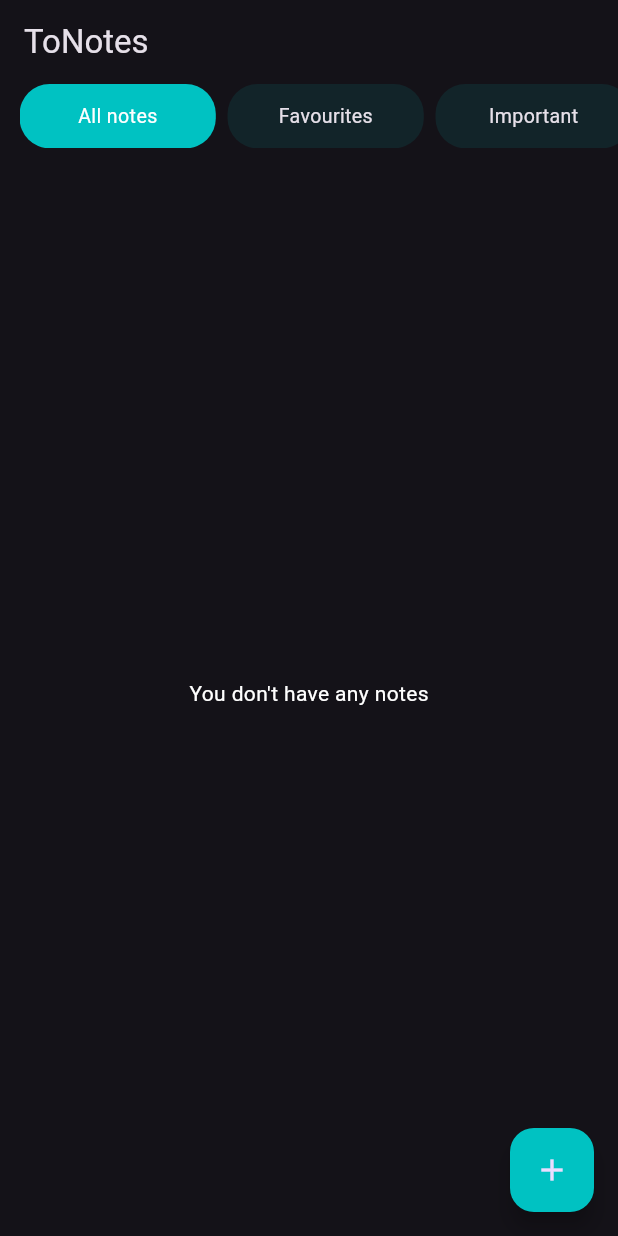
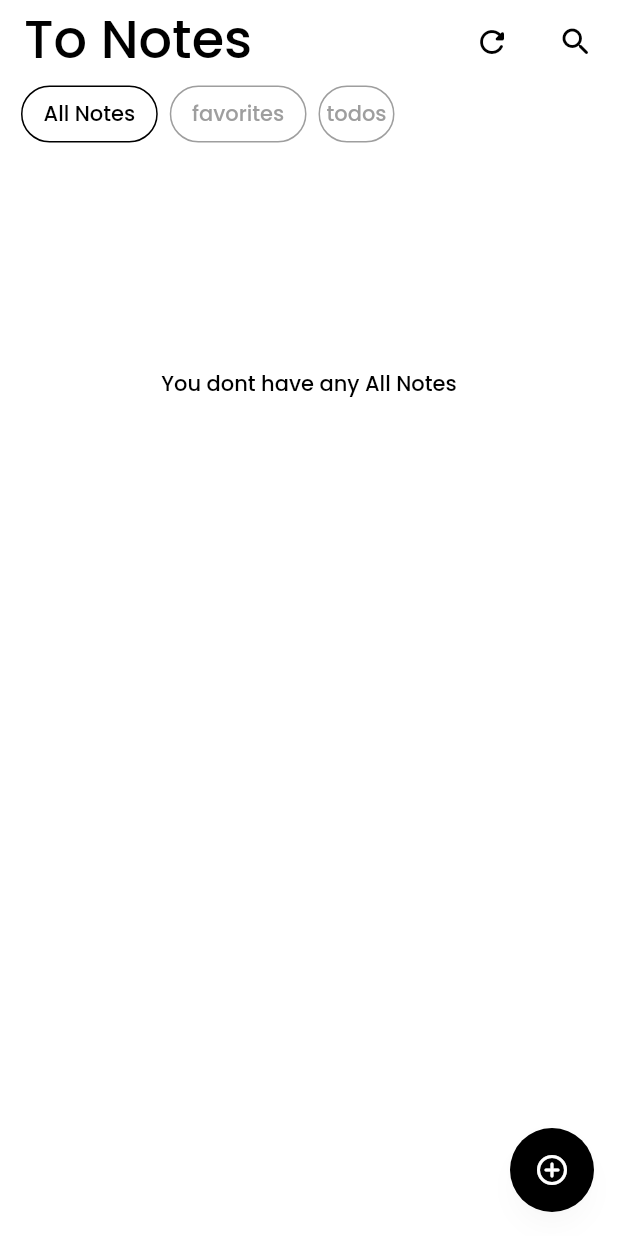
Before and after one commit to Najeer-k11/NoteApp, a Flutter app: the screen it shows after launch, on a phone screen of 412 x 824 dp. Run offline on Flutter 3.47's test engine with Material 2 defaults, Android fonts, the phone set to English and light mode, and no system bars; our stand-ins replace google_fonts, sqflite; accounts and stored records are empty.

Commit message:
new poppins text theme

```diff
--- a/lib/database/fncs.dart
+++ /dev/null
@@ -1,37 +0,0 @@
-
-import 'package:todos/database/notemodel.dart';
-
-import 'dbhelper.dart';
-import 'package:sqflite/sqflite.dart';
-
-class Functions{
-
-Future<void> insertDb(String title,String desc,String date,int col,int val) async{
-
-  Database db = await Databasehelper().database;
-
-  await db.rawInsert('''INSERT INTO tonotes(title,desc,createdat,color,isliked) VALUES (?,?,?,?,?)''',[title,desc,date,col,val]);
-
-}
-
-Future<List<NoteModel>> fetchnotes() async{
-  Database db = await Databasehelper().database;
-
-  var notes = await db.rawQuery('''SELECT * FROM tonotes ORDER BY id DESC''');
-
-  return notes.map((e) => NoteModel.fromJson(e)).toList();
-
-}
-
-Future<void> likeid(int ind,int isliked) async{
-  Database db = await Databasehelper().database;
-
-  await db.rawUpdate('''UPDATE tonotes SET isliked = ? WHERE id = ?''', [isliked,ind]);
-}
-
-Future<void> deleteItem(int idx) async{
-  Database db = await Databasehelper().database;
-
-  await db.rawDelete('''DELETE FROM tonotes WHERE id = ?''',[idx]);
-}
-}
--- a/lib/main.dart
+++ b/lib/main.dart
@@ -1,4 +1,4 @@
-import 'package:flutter_screenutil/flutter_screenutil.dart';
+
 import 'package:flutter/material.dart';
 import 'package:todos/screens/home.dart';
 import 'package:todos/themes/themes.dart';
@@ -13,17 +13,12 @@ class MainApp extends StatelessWidget {
 
   @override
   Widget build(BuildContext context) {
-    return ScreenUtilInit(
-     builder: (context, child) => MaterialApp(
-      home: HomePage(),
-      darkTheme: ThemeData.dark(useMaterial3: true),
-      theme: ThemeData.light(useMaterial3: true,),
-      themeMode: ThemeMode.dark,
-      debugShowCheckedModeBanner: false,
-      themeAnimationCurve: Curves.bounceInOut,
-      themeAnimationDuration: Duration(seconds: 1),
-     ),
-     designSize: const Size(315, 730),
+    return MaterialApp(
+     home: const HomePage(),
+     darkTheme: darkTheme,
+     theme: lightTheme,
+     themeMode: ThemeMode.system,
+     debugShowCheckedModeBanner: false,
     );
   }
 }
--- a/lib/screens/home.dart
+++ b/lib/screens/home.dart
@@ -1,11 +1,10 @@
-import 'package:flutter_screenutil/flutter_screenutil.dart';
-import 'package:flutter_svg/svg.dart';
-import 'package:todos/database/fncs.dart';
-import 'package:todos/database/notemodel.dart';
 import 'package:flutter/material.dart';
 import 'package:flutter/services.dart';
-import 'package:todos/screens/noteview.dart';
-import 'package:todos/themes/themes.dart';
+import 'package:google_fonts/google_fonts.dart';
+import 'package:todos/components/tile.dart';
+import 'package:todos/database/dbhelper.dart';
+import 'package:todos/database/notemodel.dart';
+import 'package:todos/screens/noteMaker.dart';
 
 class HomePage extends StatefulWidget {
   const HomePage({super.key});
@@ -15,40 +14,40 @@ class HomePage extends StatefulWidget {
 }
 
 class _HomePageState extends State<HomePage> {
-  int idx = 0;
-  List<NoteModel> notes = [];
-
-  List<String> tk = ['All notes', 'Favourites', 'Important'];
+  bool isloading = true;
+  int currentid = 0;
+  List<String> li = ['All Notes', 'favorites', 'todos'];
+  List<List<NoteModel>> notes = [[], [], []];
 
   @override
   void initState() {
+    if (isloading) {
+      initNotes();
+    }
     // TODO: implement initState
     super.initState();
-    notefetch();
   }
 
-  @override
-  void didChangeDependencies() {
-    // TODO: implement didChangeDependencies
-    super.didChangeDependencies();
-    notefetch();
-  }
 
-  void notefetch() async {
-    var data = await Functions().fetchnotes();
+
+  initNotes() async {
+    var dummy = await Databasehelper().fetchall();
+    var dum = await Databasehelper().favNotes();
     setState(() {
-      notes = data;
+      notes[0] = dummy.reversed.toList();
+      notes[1] = dum.reversed.toList();
+      isloading = false;
     });
   }
 
-  void upnote(int id, int isliked) async {
-    await Functions().likeid(id, isliked);
-    notefetch();
-  }
-
   void dtnote(int id) async {
-    await Functions().deleteItem(id);
-    notefetch();
+    Databasehelper().Delete(id);
+    ScaffoldMessenger.maybeOf(context)!.showSnackBar(
+      const SnackBar(
+        content: Text('Deleted Successfully'),
+      ),
+    );
+    initNotes();
   }
 
   @override
@@ -56,172 +55,135 @@ class _HomePageState extends State<HomePage> {
     return Scaffold(
       appBar: AppBar(
         elevation: 0,
+        backgroundColor: Colors.transparent,
+        title: Padding(
+              padding: const EdgeInsets.only(bottom: 4),
+              child: Text(
+                "To Notes",
+                style: Theme.of(context).textTheme.displayMedium,
+              ),
+            ),
+        actions: [
+          Padding(
+            padding: const EdgeInsets.symmetric(horizontal: 4.0),
+            child: IconButton(onPressed: (){
+              initNotes();
+            },
+            icon: Icon(Icons.refresh_rounded),
+            color: Theme.of(context).focusColor,
+            ),
+          ),
+          Padding(
+            padding: const EdgeInsets.symmetric(horizontal: 4),
+            child: IconButton(onPressed: (){},
+            icon: Icon(Icons.search_rounded ,),
+            color: Theme.of(context).focusColor,
+            ),
+          ),
+        ],
+      ),
       backgroundColor: Theme.of(context).scaffoldBackgroundColor,
-          centerTitle: false,
-          systemOverlayStyle: const SystemUiOverlayStyle(
-              statusBarColor: Colors.transparent,
-              statusBarIconBrightness: Brightness.dark),
-          title: Text(
-            'ToNotes',
-            style: Theme.of(context).textTheme.titleLarge,
-          )),
-          backgroundColor: Theme.of(context).scaffoldBackgroundColor,
-      body: Column(
+      body: Padding(
+        padding: const EdgeInsets.symmetric(horizontal: 10.0),
+        child: Column(
           crossAxisAlignment: CrossAxisAlignment.start,
           children: [
             SizedBox(
-            height: 40.h,
-            child: Padding(
-              padding: EdgeInsets.only(left: 10.w, bottom: 2.h),
+              height: 40,
               child: ListView.builder(
+                itemCount: li.length,
                 scrollDirection: Axis.horizontal,
-                itemCount: 3,
                 itemBuilder: (context, id) => InkWell(
                   onTap: () {
                     setState(() {
-                      idx = id;
+                      currentid = id;
                     });
                   },
                   child: Container(
-                    width: 100.w,
-                    margin: EdgeInsets.only(right: 6.w),
+                    width: li[id].length * 10.13,
+                    margin: EdgeInsets.symmetric(horizontal: 4, vertical: 1),
                     decoration: BoxDecoration(
-                      color: idx == id
-                          ? secondarycolor
-                          : secondarycolor.withOpacity(0.1),
-                      borderRadius: BorderRadius.circular(20),
+                      borderRadius: BorderRadius.circular(60),
+                      border: Border(
+                        top: BorderSide(
+                            color: currentid == id
+                                ? Theme.of(context).focusColor
+                                : Theme.of(context).disabledColor),
+                        left: BorderSide(
+                            color: currentid == id
+                                ? Theme.of(context).focusColor
+                                : Theme.of(context).disabledColor),
+                        bottom: BorderSide(
+                            color: currentid == id
+                                ? Theme.of(context).focusColor
+                                : Theme.of(context).disabledColor),
+                        right: BorderSide(
+                            color: currentid == id
+                                ? Theme.of(context).focusColor
+                                : Theme.of(context).disabledColor),
                       ),
-
-                    /// border: idx == id
-                    ///     ? const Border(
-                    ///         top: BorderSide(color: Colors.white, width: 1),
-                    ///         bottom:
-                    ///             BorderSide(color: Colors.white, width: 3),
-                    ///         left: BorderSide(color: Colors.white, width: 3),
-                    ///         right:
-                    ///             BorderSide(color: Colors.white, width: 1))
-                    ///     : const Border(
-                    ///         top: BorderSide.none,
-                    ///         bottom: BorderSide.none,
-                    ///         left: BorderSide.none,
-                    ///         right: BorderSide.none)),
+                    ),
                     child: Center(
                       child: Text(
-                        tk[id],
-                        style: TextStyle(
-                            fontSize: 10.sp,
-                            color: idx == id ? Colors.white : Theme.of(context).textTheme.bodyMedium!.color),
+                        li[id],
+                        style: GoogleFonts.poppins(
+                          fontWeight: FontWeight.w500,
+                            color: currentid == id
+                                ? Theme.of(context).focusColor
+                                : Theme.of(context).disabledColor),
                       ),
                     ),
                   ),
                 ),
               ),
             ),
+            const SizedBox(
+              height: 10,
             ),
-          Expanded(
-            child: notes.isEmpty
-                ? const Center(
+            notes[currentid].isEmpty
+                ? Container(
+                    height: 300,
+                    width: MediaQuery.of(context).size.width,
+                    child: Center(
                       child: Text(
-                      "You don't have any notes",
-                      style: TextStyle(color: Colors.white),
+                        'You dont have any ${li[currentid]}',
+                        style: Theme.of(context).textTheme.bodyMedium,
+                      ),
                     ),
                   )
-                : Container(
-                    height: MediaQuery.of(context).size.height,
-                    width: MediaQuery.of(context).size.width,
-                    margin: EdgeInsets.symmetric(horizontal: 10.w,vertical: 10.h),
+                : Expanded(
+                    child: Container(
                       child: ListView.builder(
                         physics: const BouncingScrollPhysics(),
-                      scrollDirection: Axis.vertical,
-                      itemCount: notes.length,
-                      itemBuilder: (context, id) => InkWell(
-                        onLongPress: () {},
-                        child: Container(
-                          height: 65.h,
-                          width: 290.w,
-                          margin: EdgeInsets.symmetric(vertical: 4.h),
-                          padding: EdgeInsets.symmetric(
-                              vertical: 4.h, horizontal: 6.w),
-                          decoration: BoxDecoration(
-                            color: secondarycolor.withOpacity(0.2),
-
-                            borderRadius: BorderRadius.circular(10),
-                          ),
-                          child: Row(
-                            children: [
-                              Container(
-                                height: 20.h,
-                                width: 5,
-                                decoration:
-                                    BoxDecoration(color: Color(notes[id].col),borderRadius: BorderRadius.circular(10)),
-                              ),
-                              SizedBox( width: 10.w,),
-                              Column(
-                                mainAxisAlignment: MainAxisAlignment.center,
-                                crossAxisAlignment: CrossAxisAlignment.start,
-                                children: [
-                                  Align(
-                                    alignment: Alignment.centerLeft,
-                                    child: Text(
-                                      notes[id].title,
-                                      style: Theme.of(context).textTheme.bodyMedium,
-                                      maxLines: 1,
-                                    ),
-                                  ),
-                                  SizedBox(height: 5.h,),
-                                  Align(
-                                    alignment: Alignment.bottomLeft,
-                                    child: Text(
-                                      notes[id].date,
-                                      style: Theme.of(context).textTheme.bodySmall
-                                    ),
-                                  ),
-                                ],
-                              ),
-                              const Expanded(
-                                child: SizedBox(),
-                              ),
-                              InkWell(
-                                onTap: (){
-                                  int i = notes[id].isliked == 1 ? 0 : 1;
-                                  upnote(id,i);
-                                },
-                                child: Align(
-                                  alignment: Alignment.centerRight,
-                                  child: notes[id].isliked.isEven ? SvgPicture.asset('assets/favo.svg',color: Theme.of(context).iconTheme.color!.withOpacity(0.5),height: 18.h,): SvgPicture.asset('assets/favf.svg',color: Colors.red,height: 18.h,),
-                                ),
-                              ),
-                              SizedBox(width: 10.w,),
-                              InkWell(
-                                onTap: (){
-                                  dtnote(id);
-                                },
-                                child: Align(
-                                  alignment: Alignment.centerRight,
-                                  child: SvgPicture.asset('assets/delete.svg',color: Theme.of(context).iconTheme.color!.withOpacity(0.5),height: 18.h,),
-                                ),
-                              ),
-
-                            ],
-                          ),
-                        ),
+                        itemCount: notes[currentid].length,
+                        itemBuilder: (context, id) => PageTile(
+                          iconColor: notes[currentid][id].col,
+                          likeColor: notes[currentid][id].isliked == 1
+                              ? Colors.pink
+                              : Theme.of(context).focusColor,
+                          title: notes[currentid][id].title,
+                          subtitle: notes[currentid][id].desc,
+                          date: notes[currentid][id].date,
+                          delete: () => dtnote(notes[currentid][id].id),
+                          like: () {},
                         ),
                       ),
                     ),
                   ),
           ],
         ),
+      ),
       floatingActionButton: FloatingActionButton(
-        backgroundColor: secondarycolor,
+        backgroundColor: Theme.of(context).focusColor,
         onPressed: () {
           Navigator.push(
             context,
             MaterialPageRoute(
-              builder: (context) => const Noteeditor(),
+              builder: (context) => const NoteMaker(),
             ),
           );
         },
-        child: Icon(Icons.add),
+        child: const Icon(Icons.add_circle_outline_rounded),
       ),
     );
   }
--- a/lib/themes/themes.dart
+++ b/lib/themes/themes.dart
@@ -1,4 +1,5 @@
 import 'package:flutter/material.dart';
+import 'package:google_fonts/google_fonts.dart';
 
 
 const scaffoldbg = Color(0xff1f2626);
@@ -9,3 +10,35 @@ const textdark = Color(0xffffffff);
 const textlight = Color(0xff121232);
 const textshade2light = Colors.black45;
 const textshade2dark = Colors.white60;
+
+
+ThemeData lightTheme = ThemeData(
+  scaffoldBackgroundColor: Colors.white,
+  shadowColor: Colors.black.withOpacity(0.1),
+  focusColor: Colors.black,
+  disabledColor: Colors.grey,
+  textTheme: TextTheme(
+    displayMedium: GoogleFonts.poppins(color: Colors.black,fontWeight: FontWeight.w500,fontSize: 35),
+    bodyMedium: GoogleFonts.poppins(color: Colors.black,fontWeight: FontWeight.w500),
+    bodySmall: GoogleFonts.poppins(color: Colors.black45,fontWeight: FontWeight.w400)
+  ),
+  iconTheme: const IconThemeData(
+    color: Colors.black
+  )
+);
+
+
+ThemeData darkTheme = ThemeData(
+  scaffoldBackgroundColor: Colors.black,
+  focusColor: Colors.white,
+  disabledColor: Colors.grey,
+  shadowColor: Colors.white.withOpacity(0.3),
+  textTheme: TextTheme(
+    displayMedium: GoogleFonts.poppins(color: Colors.white,fontWeight: FontWeight.w500,fontSize: 35),
+    bodyMedium: GoogleFonts.poppins(color: Colors.white,fontWeight: FontWeight.w500),
+    bodySmall: GoogleFonts.poppins(color: Colors.white70,fontWeight: FontWeight.w400)
+  ),
+  iconTheme: const IconThemeData(
+    color: Colors.white
+  )
+);
--- a/pubspec.yaml
+++ b/pubspec.yaml
@@ -9,8 +9,8 @@ environment:
 dependencies:
   flutter:
     sdk: flutter
-  flutter_screenutil: ^5.8.4
   flutter_svg: ^2.0.7
+  provider:
   google_fonts: ^5.1.0
   intl: ^0.18.1
   line_icons: ^2.0.3
```
Also changed, not shown: lib/database/dbhelper.dart (+44 -13 lines), lib/screens/noteview.dart (deleted, +0 -229 lines), pubspec.lock. Lines whose indentation alone changed are shown as unchanged.
